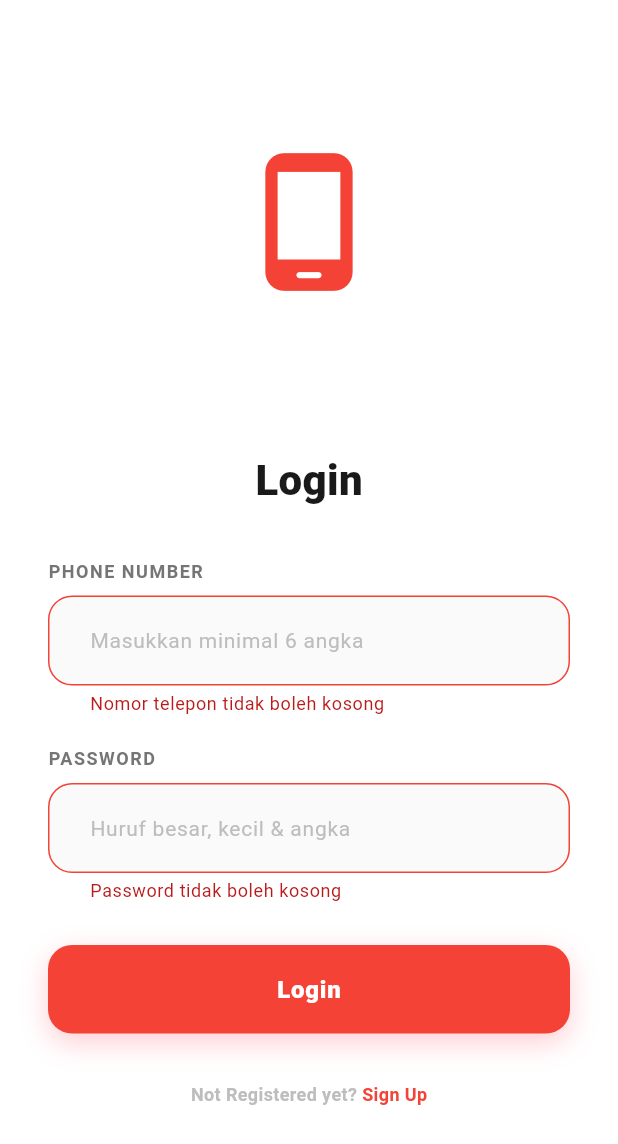
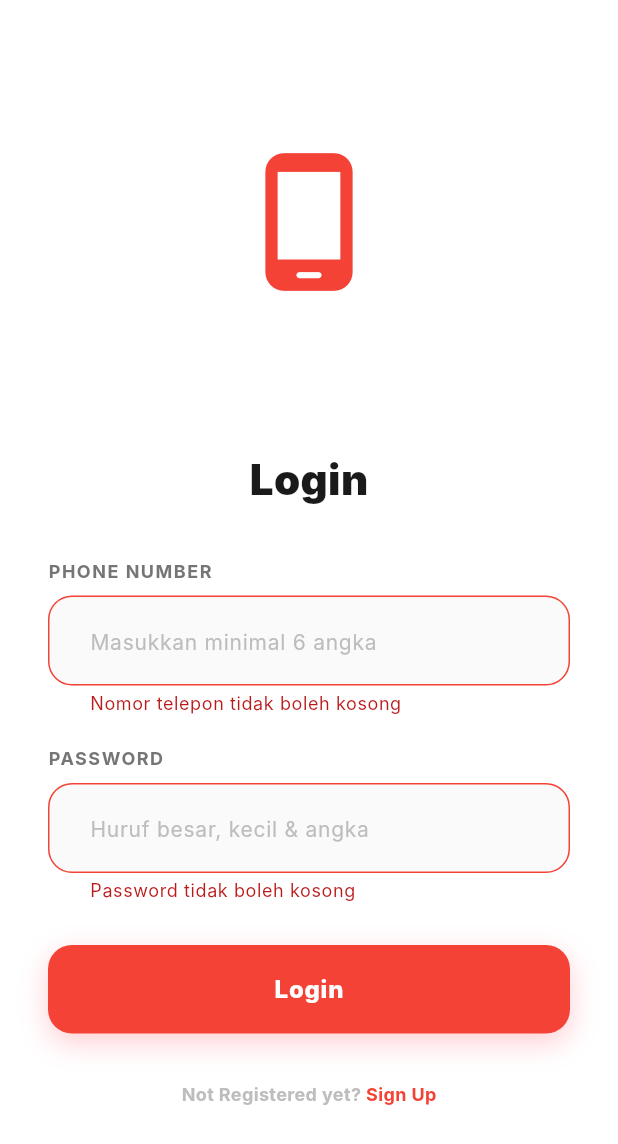
Before and after one commit to Yannn18/aturaja, a Flutter app: the screen it shows after launch, after a tap on "Login", on a phone screen of 412 x 824 dp. Shown: the top 1144 px of the screen. Run offline on Flutter 3.47's test engine with Material 3 defaults, Android fonts, the phone set to English and light mode, and no system bars; Roboto replaces fonts that are missing (Inter).

Commit message:
update color and theme

```diff
--- a/lib/core/constants/colors.dart
+++ b/lib/core/constants/colors.dart
@@ -2,10 +2,13 @@ import 'package:flutter/material.dart';
 
 class AppColors {
   static const Color brandRed = Colors.red;
-  static const Color primarySeed = Colors.deepPurple;
-  static const Color phoneDark   = Color(0xFF1e2640);
+  static const Color primarySeed = Color(0xFFE53935);
+  static const Color phoneDark = Color(0xFF1e2640);
   static const Color phoneBorder = Color(0xFF2d3650);
-  static const Color phoneLines  = Color(0xFF3d4760);
-  static const Color errorFill   = Color(0xFFFFF0F0);
-  static const Color textDark    = Color(0xFF1a1a1a);
+  static const Color phoneLines = Color(0xFF3d4760);
+  static const Color errorFill = Color(0xFFFFF0F0);
+  static const Color textDark = Color(0xFF1a1a1a);
+  static const Color backgroundLight = Color(0xFFF5F5F5);
+  static const Color successGreen = Color(0xFF4CAF50);
+  static const Color surfaceWhite = Colors.white;
 }
--- a/lib/core/theme/app_theme.dart
+++ b/lib/core/theme/app_theme.dart
@@ -4,8 +4,58 @@ import '../constants/colors.dart';
 class AppTheme {
   static ThemeData get lightTheme {
     return ThemeData(
-      colorScheme: ColorScheme.fromSeed(seedColor: AppColors.primarySeed),
       useMaterial3: true,
+      colorScheme: ColorScheme.fromSeed(
+        seedColor: AppColors.primarySeed,
+        primary: AppColors.brandRed,
+        secondary: AppColors.successGreen,
+      ),
+      // Mengatur warna background seluruh layar
+      scaffoldBackgroundColor: AppColors.surfaceWhite,
+
+      inputDecorationTheme: InputDecorationTheme(
+        filled: true,
+        fillColor: Colors.grey.shade50,
+        border: OutlineInputBorder(
+          borderRadius: BorderRadius.circular(16),
+          borderSide: BorderSide.none,
+        ),
+        focusedBorder: OutlineInputBorder(
+          borderRadius: BorderRadius.circular(16),
+          borderSide: const BorderSide(color: AppColors.brandRed, width: 1.5),
+        ),
+      ),
+
+      textTheme: const TextTheme(
+        headlineMedium: TextStyle(
+          fontSize: 28,
+          fontWeight: FontWeight.w900,
+          color: Colors.black,
+        ),
+        labelLarge: TextStyle(fontWeight: FontWeight.bold),
+      ),
+
+      // Mengatur tema AppBar secara global
+      appBarTheme: const AppBarTheme(
+        backgroundColor: AppColors.surfaceWhite,
+        elevation: 0,
+        centerTitle: false,
+        iconTheme: IconThemeData(color: AppColors.brandRed),
+      ),
+
+      // Mengatur font default (Inter/San Francisco jika sudah diinstall)
+      fontFamily: 'Inter',
+
+      // Mengatur tema default untuk Button
+      elevatedButtonTheme: ElevatedButtonThemeData(
+        style: ElevatedButton.styleFrom(
+          backgroundColor: AppColors.brandRed,
+          foregroundColor: Colors.white,
+          shape: RoundedRectangleBorder(
+            borderRadius: BorderRadius.circular(12),
+          ),
+        ),
+      ),
     );
   }
 }
```
